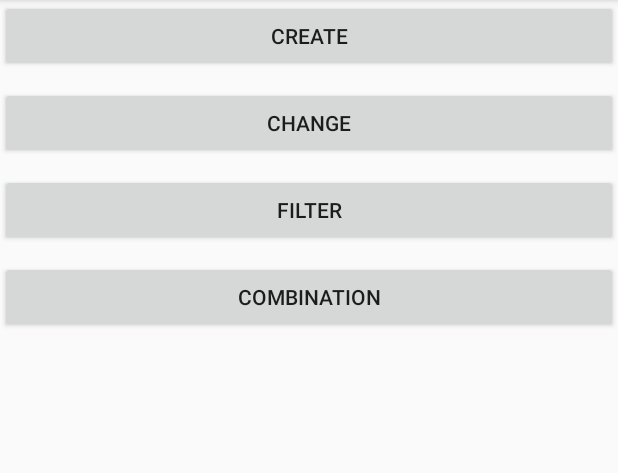
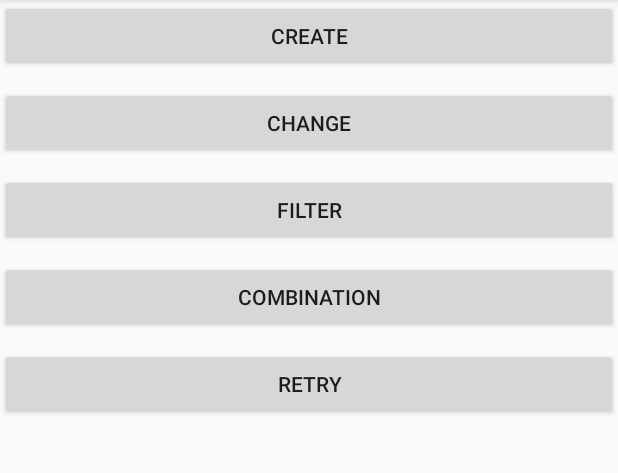
Before and after one commit to wuxiaoming1018/RxJAva2, an Android app: the screen it shows after launch (MainActivity), on a phone screen of 412 x 824 dp, the part 84-557 px from its top. Run offline under Robolectric (Android 15) with nearby library versions, the phone set to English and light mode, and no system bars; our stand-ins replace RxJava; libraries missing offline, so code that uses them is left out: com.blankj.utilcode.

```diff
--- a/app/src/main/java/com/example/rxjava/MainActivity.java
+++ b/app/src/main/java/com/example/rxjava/MainActivity.java
@@ -8,6 +8,7 @@ import android.widget.Button;
 import com.blankj.utilcode.util.LogUtils;
 import com.example.rxjava.combination.ObservableCombination;
 import com.example.rxjava.conversion.Change;
+import com.example.rxjava.error.ObservableError;
 import com.example.rxjava.filter.ObservableFilter;
 
 import io.reactivex.Observable;
@@ -18,7 +19,7 @@ import io.reactivex.schedulers.Schedulers;
 
 public class MainActivity extends AppCompatActivity {
 
-    private Button textView, change, filter, combination;
+    private Button textView, change, filter, combination, retry;
     int count = 0;
 
     @Override
@@ -29,6 +30,7 @@ public class MainActivity extends AppCompatActivity {
         change = findViewById(R.id.change);
         filter = findViewById(R.id.filter);
         combination = findViewById(R.id.combination);
+        retry = findViewById(R.id.retry);
         textView.setOnClickListener(this::create);
         change.setOnClickListener(this::change);
         filter.setOnClickListener(v -> {
@@ -42,6 +44,10 @@ public class MainActivity extends AppCompatActivity {
 //            ObservableCombination.merge();
 //            ObservableCombination.combineLatest();
             ObservableCombination.startWitch();
+        });
+
+        retry.setOnClickListener(v -> {
+            ObservableError.retry();
         });
     }
 
--- a/app/src/main/res/layout/activity_main.xml
+++ b/app/src/main/res/layout/activity_main.xml
@@ -38,4 +38,12 @@
         android:text="combination"
         app:layout_constraintTop_toBottomOf="@id/filter" />
 
+    <Button
+        android:id="@+id/retry"
+        android:layout_width="match_parent"
+        android:layout_height="wrap_content"
+        android:layout_marginTop="10dp"
+        android:text="retry"
+        app:layout_constraintTop_toBottomOf="@id/combination" />
+
 </android.support.constraint.ConstraintLayout>
```
Also changed, not shown: app/src/main/java/com/example/rxjava/error/ObservableError.java (+26 -0 lines).
